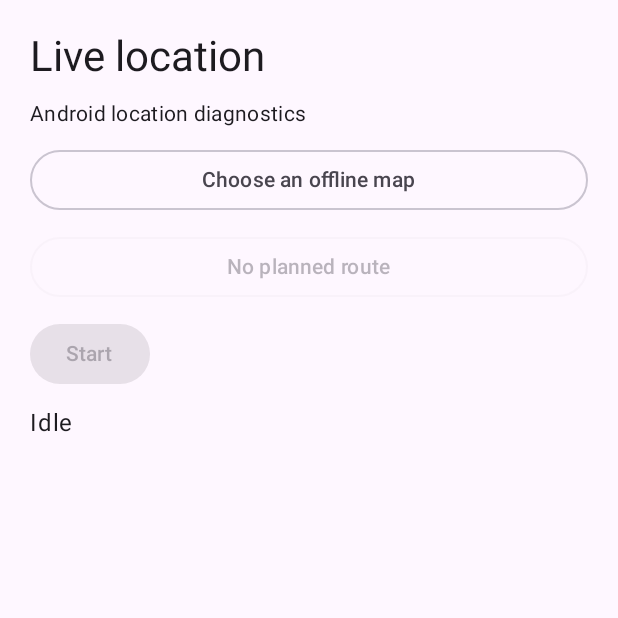
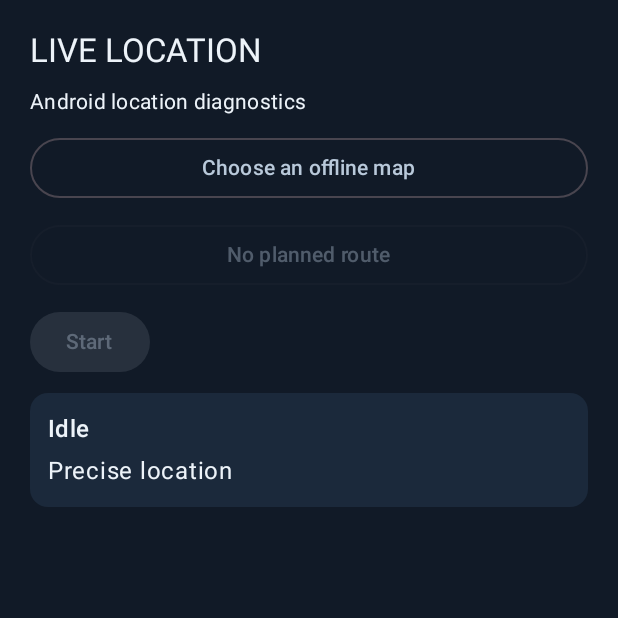
Before and after one commit to CodingBot000/AndroidLocaltionRecovery, an Android app built with Jetpack Compose: the screen it shows after launch (LiveActivity), on a phone screen of 412 x 824 dp, the top half of it. Run offline under Robolectric (Android 15) with nearby library versions, the phone set to English and light mode, and no system bars; network calls fail; 1 statement that could not run was skipped.

Commit message:
Align Live location diagnostics with the recovery lab UI

```diff
--- a/live/src/main/kotlin/lab/recovery/live/LiveActivity.kt
+++ b/live/src/main/kotlin/lab/recovery/live/LiveActivity.kt
@@ -8,6 +8,7 @@ import android.view.WindowManager
 import androidx.activity.ComponentActivity
 import androidx.activity.compose.setContent
 import androidx.activity.enableEdgeToEdge
+import androidx.activity.SystemBarStyle
 import androidx.activity.result.contract.ActivityResultContracts
 import androidx.compose.foundation.layout.Arrangement
 import androidx.compose.foundation.layout.Column
@@ -28,6 +29,7 @@ import androidx.compose.material3.OutlinedButton
 import androidx.compose.material3.Surface
 import androidx.compose.material3.Text
 import androidx.compose.material3.TextButton
+import androidx.compose.material3.darkColorScheme
 import androidx.compose.runtime.Composable
 import androidx.compose.runtime.LaunchedEffect
 import androidx.compose.runtime.getValue
@@ -38,7 +40,10 @@ import androidx.compose.runtime.saveable.rememberSaveable
 import androidx.compose.runtime.setValue
 import androidx.compose.ui.ExperimentalComposeUiApi
 import androidx.compose.ui.Modifier
+import androidx.compose.ui.graphics.Color
+import androidx.compose.ui.platform.LocalConfiguration
 import androidx.compose.ui.platform.testTag
+import androidx.compose.ui.res.stringResource
 import androidx.compose.ui.semantics.semantics
 import androidx.compose.ui.semantics.testTagsAsResourceId
 import androidx.compose.ui.unit.dp
@@ -61,23 +66,26 @@ import java.util.Date
 import java.util.Locale
 
 class LiveActivity : ComponentActivity() {
-    private var permissionNotice by mutableStateOf<String?>(null)
+    private var permissionNotice by mutableStateOf<Int?>(null)
+    private var availablePrecision by mutableStateOf(Precision.NONE)
     private var notificationsAllowed by mutableStateOf(false)
     private val locationPermission = registerForActivityResult(ActivityResultContracts.RequestMultiplePermissions()) {
-        permissionNotice = when (AndroidLocationSource(this).precision()) {
-            Precision.NONE -> "Location permission denied"
-            Precision.COARSE -> "Approximate permission granted. Tap Start for raw diagnostics."
-            Precision.FINE -> "Precise permission granted. Tap Start to begin."
+        availablePrecision = AndroidLocationSource(this).precision()
+        permissionNotice = when (availablePrecision) {
+            Precision.NONE -> R.string.live_notice_denied
+            Precision.COARSE -> R.string.live_notice_coarse
+            Precision.FINE -> R.string.live_notice_fine
         }
     }
     private val notificationPermission = registerForActivityResult(ActivityResultContracts.RequestPermission()) { granted ->
         notificationsAllowed = granted
-        permissionNotice = if (granted) null else "Notifications denied. Stop remains available here."
+        permissionNotice = if (granted) null else R.string.live_notice_notifications
     }
 
     override fun onCreate(savedInstanceState: Bundle?) {
         super.onCreate(savedInstanceState)
-        enableEdgeToEdge()
+        val bars = SystemBarStyle.dark(android.graphics.Color.TRANSPARENT)
+        enableEdgeToEdge(statusBarStyle = bars, navigationBarStyle = bars)
         window.addFlags(WindowManager.LayoutParams.FLAG_SECURE)
         val repository = ScenarioRepository { applicationContext.assets.open(it) }
         setContent {
@@ -93,9 +101,9 @@ class LiveActivity : ComponentActivity() {
             val exits by produceState<List<ExitSummary>?>(null) {
                 value = withContext(Dispatchers.IO) { recentExits(applicationContext) }
             }
-            MaterialTheme {
-                Surface {
-                    LiveScreen(state, catalog, previousSession, exits, permissionNotice,
+            MaterialTheme(colorScheme = liveColors) {
+                Surface(Modifier.fillMaxSize(), color = MaterialTheme.colorScheme.background) {
+                    LiveScreen(state, catalog, previousSession, exits, permissionNotice, availablePrecision,
                         Build.VERSION.SDK_INT >= 33 && !notificationsAllowed,
                         start = ::requestStart,
                         stop = { LiveSessions.stop(this) },
@@ -109,6 +117,7 @@ class LiveActivity : ComponentActivity() {
 
     override fun onResume() {
         super.onResume()
+        availablePrecision = AndroidLocationSource(this).precision()
         notificationsAllowed = Build.VERSION.SDK_INT < 33 ||
             checkSelfPermission(Manifest.permission.POST_NOTIFICATIONS) == PackageManager.PERMISSION_GRANTED
     }
@@ -124,6 +133,13 @@ class LiveActivity : ComponentActivity() {
     }
 }
 
+private val liveColors = darkColorScheme(
+    background = Color(0xFF111A27), onBackground = Color(0xFFEDF3F9),
+    surface = Color(0xFF1B293B), onSurface = Color(0xFFEDF3F9),
+    primary = Color(0xFF94E1CF), onPrimary = Color(0xFF0B3023), error = Color(0xFFFF9F91),
+    onSurfaceVariant = Color(0xFFB9C9DA), outline = Color(0xFF465B71),
+)
+
 @OptIn(ExperimentalComposeUiApi::class)
 @Composable
 private fun LiveScreen(
@@ -131,7 +147,8 @@ private fun LiveScreen(
     catalog: ScenarioCatalog?,
     previousSession: Boolean,
     exits: List<ExitSummary>?,
-    notice: String?,
+    notice: Int?,
+    availablePrecision: Precision,
     offerNotifications: Boolean,
     start: (String, String?) -> Unit,
     stop: () -> Unit,
@@ -143,71 +160,87 @@ private fun LiveScreen(
     val running = state.phase in setOf(SessionPhase.STARTING, SessionPhase.ACTIVE, SessionPhase.STOPPING)
     val map = if (running) state.mapId else mapId
     val route = if (running) state.routeId else routeId
-    val language = Locale.getDefault().language
-    val mapSelect = catalog?.maps.orEmpty().mapValues { (_, name) -> name.forLanguage(language) }
-    val routeSelect = catalog?.entries.orEmpty().filter { !it.evaluation && it.mapId == map }
-        .associate { it.id to "${it.id} · ${it.title.forLanguage(language)}" }
+    val language = LocalConfiguration.current.locales[0].language
+    val mapSelect = remember(catalog, language) { catalog?.maps.orEmpty().mapValues { (_, name) -> name.forLanguage(language) } }
+    val routeSelect = remember(catalog, map, language) {
+        catalog?.entries.orEmpty().filter { !it.evaluation && it.mapId == map }
+            .associate { it.id to "${it.id} · ${it.title.forLanguage(language)}" }
+    }
 
     Column(
         Modifier.fillMaxSize().semantics { testTagsAsResourceId = true }.safeDrawingPadding().verticalScroll(rememberScrollState()).padding(20.dp),
         verticalArrangement = Arrangement.spacedBy(10.dp),
     ) {
-        Text("Live location", style = MaterialTheme.typography.headlineMedium)
-        Text("Android location diagnostics", style = MaterialTheme.typography.bodyMedium)
-        Choice(mapSelect[map] ?: "Choose an offline map", mapSelect, !running, "live-map") {
+        Text(stringResource(R.string.live_mode), style = MaterialTheme.typography.titleLarge, modifier = Modifier.testTag("live-mode"))
+        Text(stringResource(R.string.live_subtitle), style = MaterialTheme.typography.bodyMedium)
+        Choice(mapSelect[map] ?: stringResource(R.string.live_choose_map), mapSelect, !running, "live-map") {
             mapId = it
             routeId = null
         }
-        Choice(routeSelect[route] ?: "No planned route", linkedMapOf("" to "No planned route") + routeSelect,
+        val noRoute = stringResource(R.string.live_no_route)
+        Choice(routeSelect[route] ?: noRoute, linkedMapOf("" to noRoute) + routeSelect,
             !running && map != null, "live-route") { routeId = it.ifBlank { null } }
         Row(horizontalArrangement = Arrangement.spacedBy(8.dp)) {
             if (running) {
                 Button(stop, enabled = state.phase != SessionPhase.STOPPING, modifier = Modifier.testTag("live-stop")) {
-                    Text("Stop")
+                    Text(stringResource(R.string.live_stop))
                 }
             } else {
                 Button(onClick = {
                     map?.let { start(it, route) }
-                }, enabled = map != null, modifier = Modifier.testTag("live-start")) { Text("Start") }
+                }, enabled = map != null, modifier = Modifier.testTag("live-start")) { Text(stringResource(R.string.live_start)) }
             }
-            if (offerNotifications) OutlinedButton(enableNotifications) { Text("Enable notifications") }
+            if (offerNotifications) OutlinedButton(enableNotifications) { Text(stringResource(R.string.live_enable_notifications)) }
         }
         LaunchedEffect(running) { if (running) startedHere = true }
-        Text(state.phase.name.readable(), modifier = Modifier.testTag("live-phase"))
-        if (previousSession && !startedHere && !running && state.issue == null) Text("Previous session interrupted. Start a new session to continue.")
-        state.issue?.let { Text(it.name.readable(), color = MaterialTheme.colorScheme.error) }
-        notice?.let { Text(it) }
-        val reading = state.reading
-        if (reading != null) {
-            Text(if (state.precision == Precision.COARSE) "Approximate location · raw diagnostics only" else "Precise location",
-                modifier = Modifier.testTag("live-precision"))
-            Text(reading.status.name.readable(), modifier = Modifier.testTag("live-fix-status"))
-            reading.fix?.let { fix ->
-                val emulator = Build.HARDWARE in setOf("ranchu", "goldfish") || Build.MODEL.startsWith("sdk_")
-                Text(when {
-                    emulator && fix.mock -> "Emulator position · Android mock"
-                    emulator -> "Emulator position"
-                    fix.mock -> "Android mock location"
-                    else -> "Android location"
-                }, modifier = Modifier.testTag("live-fix-source"))
-                Text("Provider ${fix.provider ?: "unknown"}")
-                Text("Accuracy ${fix.accuracy?.let { "${it.toInt()} m" } ?: "unknown"}")
-            }
-            reading.tracking?.let { Text("${it.signal.name.readable()} · ${it.route.name.readable()} · ${it.source.name.readable()}") }
-            Text("Fixes received ${state.received} · processed ${state.processed} · dropped ${state.dropped}")
+        if (previousSession && !startedHere && !running && state.issue == null) {
+            Text(stringResource(R.string.live_previous_session))
         }
+        state.issue?.let { Text(stringResource(it.labelResource()), color = MaterialTheme.colorScheme.error) }
+        notice?.let { Text(stringResource(it)) }
+        LiveStatus(state, if (running) state.precision else availablePrecision)
         state.map?.let { LiveRoadMap(it, state) }
         if (Build.VERSION.SDK_INT < 30) {
-            Text("Process exit history requires Android 11.", style = MaterialTheme.typography.bodySmall)
+            Text(stringResource(R.string.live_exit_unavailable), style = MaterialTheme.typography.bodySmall)
         } else {
             exits?.firstOrNull()?.let {
                 val date = DateFormat.getDateTimeInstance().format(Date(it.timestamp))
-                Text("Last process exit · ${it.reason.name.readable()} · $date · importance ${it.importance}",
+                Text(stringResource(R.string.live_process_exit, it.reason.name.readable(), date, it.importance),
                     modifier = Modifier.testTag("live-exit"), style = MaterialTheme.typography.bodySmall)
             }
         }
     }
 }
+
+@Composable
+private fun LiveStatus(state: LiveState, precision: Precision) {
+    Surface(Modifier.fillMaxWidth(), shape = MaterialTheme.shapes.medium, color = MaterialTheme.colorScheme.surface) {
+        Column(Modifier.padding(12.dp), verticalArrangement = Arrangement.spacedBy(4.dp)) {
+            Text(stringResource(state.phase.labelResource()), style = MaterialTheme.typography.titleMedium,
+                modifier = Modifier.testTag("live-phase"))
+            Text(stringResource(precision.labelResource()), modifier = Modifier.testTag("live-precision"))
+            state.reading?.let { reading ->
+                Text(stringResource(reading.status.labelResource()), modifier = Modifier.testTag("live-fix-status"))
+                reading.fix?.let { fix ->
+                    Text(stringResource(fixSourceResource(isEmulator, fix.mock)), modifier = Modifier.testTag("live-fix-source"))
+                    val provider = fix.provider ?: stringResource(R.string.live_value_unknown)
+                    val accuracy = fix.accuracy?.let { stringResource(R.string.live_meters, it) }
+                        ?: stringResource(R.string.live_value_unknown)
+                    Text(stringResource(R.string.live_provider_accuracy, provider, accuracy),
+                        style = MaterialTheme.typography.bodySmall)
+                }
+                reading.tracking?.let {
+                    Text(stringResource(R.string.live_engine_status, it.signal.name, it.source.name, it.route.name),
+                        style = MaterialTheme.typography.bodySmall)
+                }
+                Text(stringResource(R.string.live_fix_counts, state.received, state.processed, state.dropped),
+                    style = MaterialTheme.typography.bodySmall)
+            }
+        }
+    }
+}
+
+private val isEmulator = Build.HARDWARE in setOf("ranchu", "goldfish") || Build.MODEL.startsWith("sdk_")
 
 @OptIn(ExperimentalComposeUiApi::class)
 @Composable
@@ -242,13 +275,15 @@ private fun LiveRoadMap(map: LiveMap, state: LiveState) {
         MapMarker(it, kind)
     }
     RoadMap(scene, MapOverlay(vehicle = marker, raw = reading?.point, accuracyMeters = reading?.fix?.accuracy),
-        false, MapStrings("Offline map", "Follow", "Overview", "Free", "Zoom in", "Zoom out", "Tunnel"),
+        false, MapStrings(stringResource(R.string.live_map), stringResource(R.string.live_follow),
+            stringResource(R.string.live_overview), stringResource(R.string.live_free),
+            stringResource(R.string.live_zoom_in), stringResource(R.string.live_zoom_out), stringResource(R.string.live_tunnel)),
         Modifier.fillMaxWidth().height(340.dp), MapCredits(osm.attribution) { showCredits = true }, runId = state.token)
     if (showCredits) AlertDialog(
         onDismissRequest = { showCredits = false },
         title = { Text(osm.attribution) },
         text = { Text(listOf(osm.license, osm.licenseUrl, osm.snapshot, osm.sourceUrl).joinToString("\n")) },
-        confirmButton = { TextButton({ showCredits = false }) { Text("Close") } },
+        confirmButton = { TextButton({ showCredits = false }) { Text(stringResource(R.string.live_close)) } },
     )
 }
 
--- /dev/null
+++ b/live/src/main/res/values/live_ui.xml
@@ -0,0 +1,60 @@
+<?xml version="1.0" encoding="utf-8"?>
+<resources>
+    <string name="live_mode">LIVE LOCATION</string>
+    <string name="live_subtitle">Android location diagnostics</string>
+    <string name="live_choose_map">Choose an offline map</string>
+    <string name="live_no_route">No planned route</string>
+    <string name="live_start">Start</string>
+    <string name="live_stop">Stop</string>
+    <string name="live_enable_notifications">Enable notifications</string>
+    <string name="live_notice_denied">Location permission denied</string>
+    <string name="live_notice_coarse">Approximate permission granted. Tap Start for raw diagnostics.</string>
+    <string name="live_notice_fine">Precise permission granted. Tap Start to begin.</string>
+    <string name="live_notice_notifications">Notifications denied. Stop remains available here.</string>
+    <string name="live_previous_session">Previous session interrupted. Start a new session to continue.</string>
+    <string name="live_permission_none">Location permission unavailable</string>
+    <string name="live_permission_coarse">Approximate location · raw diagnostics only</string>
+    <string name="live_permission_fine">Precise location</string>
+    <string name="live_phase_idle">Idle</string>
+    <string name="live_phase_starting">Starting</string>
+    <string name="live_phase_active">Active</string>
+    <string name="live_phase_stopping">Stopping</string>
+    <string name="live_phase_error">Error</string>
+    <string name="live_fix_waiting">Waiting for a fix</string>
+    <string name="live_fix_coarse">Approximate fix</string>
+    <string name="live_fix_no_route">Raw fix · no planned route</string>
+    <string name="live_fix_outside">Outside coverage</string>
+    <string name="live_fix_projection">Map projection unavailable</string>
+    <string name="live_fix_quality">Low-quality fix</string>
+    <string name="live_fix_invalid">Invalid fix</string>
+    <string name="live_fix_stale">Stale fix</string>
+    <string name="live_fix_tracking">Engine input available</string>
+    <string name="live_issue_permission_required">Location permission required</string>
+    <string name="live_issue_permission_changed">Location permission changed</string>
+    <string name="live_issue_location_disabled">Location disabled</string>
+    <string name="live_issue_provider_missing">Location provider unavailable</string>
+    <string name="live_issue_provider_disabled">Location provider disabled</string>
+    <string name="live_issue_provider_temporary">Location provider temporarily unavailable</string>
+    <string name="live_issue_start_rejected">Session start rejected</string>
+    <string name="live_issue_map_unavailable">Offline map unavailable</string>
+    <string name="live_issue_interrupted">Session interrupted</string>
+    <string name="live_source_emulator_mock">Emulator position · Android mock</string>
+    <string name="live_source_emulator">Emulator position</string>
+    <string name="live_source_mock">Android mock location</string>
+    <string name="live_source_android">Android location</string>
+    <string name="live_value_unknown">Unknown</string>
+    <string name="live_meters">%1$.1f m</string>
+    <string name="live_provider_accuracy">Provider %1$s · last received accuracy %2$s</string>
+    <string name="live_engine_status">Signal %1$s · Source %2$s · Route %3$s</string>
+    <string name="live_fix_counts">Received %1$d · processed %2$d · dropped %3$d</string>
+    <string name="live_exit_unavailable">Process exit history requires Android 11.</string>
+    <string name="live_process_exit">Last process exit · %1$s · %2$s · importance %3$d</string>
+    <string name="live_map">Offline map</string>
+    <string name="live_follow">Follow</string>
+    <string name="live_overview">Overview</string>
+    <string name="live_free">Free view</string>
+    <string name="live_zoom_in">Zoom in</string>
+    <string name="live_zoom_out">Zoom out</string>
+    <string name="live_tunnel">Tunnel</string>
+    <string name="live_close">Close</string>
+</resources>
```
Also changed, not shown: live/src/main/kotlin/lab/recovery/live/LiveReadout.kt (added, +53 -0 lines), 4 other files.
